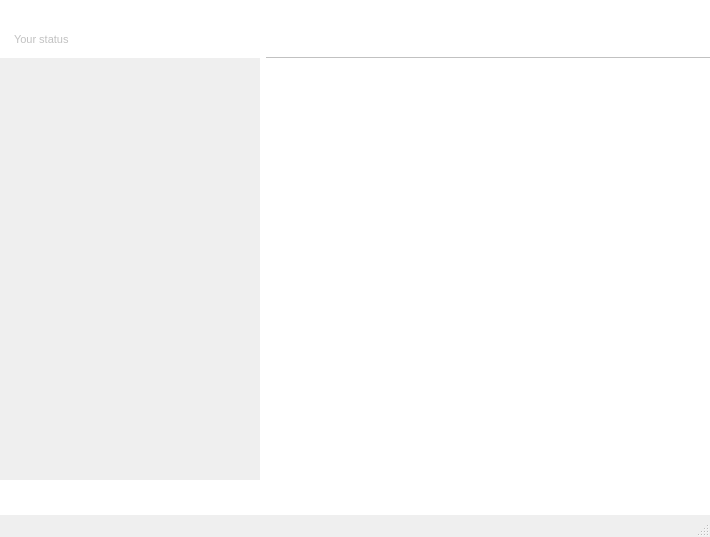
Old version of the form src/mainwindow.ui in the repository qTox/qTox.
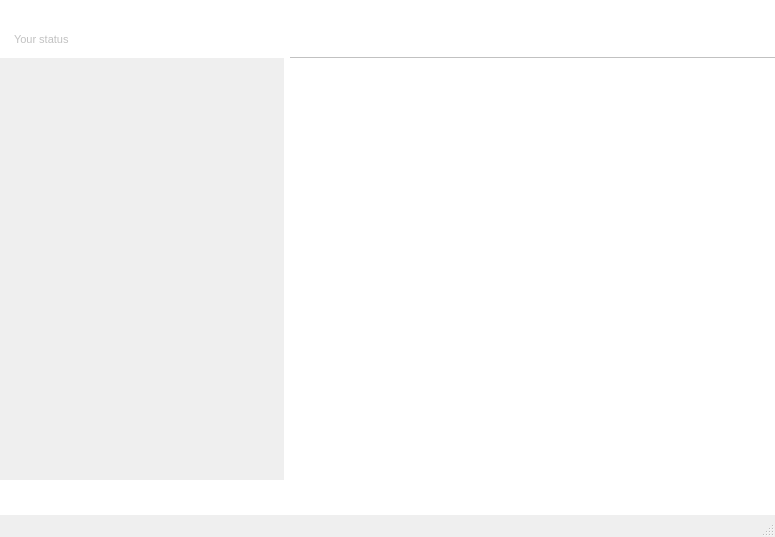
New version of the form. Icons and pictures are not drawn. Custom widgets are drawn as their Qt base class.

Commit message:
Fix minimumSize being too small
Fixes part of #579, graphical glitches with the splitter

Patch:
```diff
--- a/src/mainwindow.ui
+++ b/src/mainwindow.ui
@@ -6,13 +6,13 @@
    <rect>
     <x>0</x>
     <y>0</y>
-    <width>710</width>
+    <width>775</width>
     <height>537</height>
    </rect>
   </property>
   <property name="minimumSize">
    <size>
-    <width>640</width>
+    <width>775</width>
     <height>420</height>
    </size>
   </property>
@@ -1033,8 +1033,8 @@
             <rect>
              <x>0</x>
              <y>0</y>
-             <width>260</width>
-             <height>399</height>
+             <width>284</width>
+             <height>401</height>
             </rect>
            </property>
            <layout class="QVBoxLayout" name="verticalLayout_5"/>
```
Left out of the diff: 4 changed lines with no effect on the pictures.
